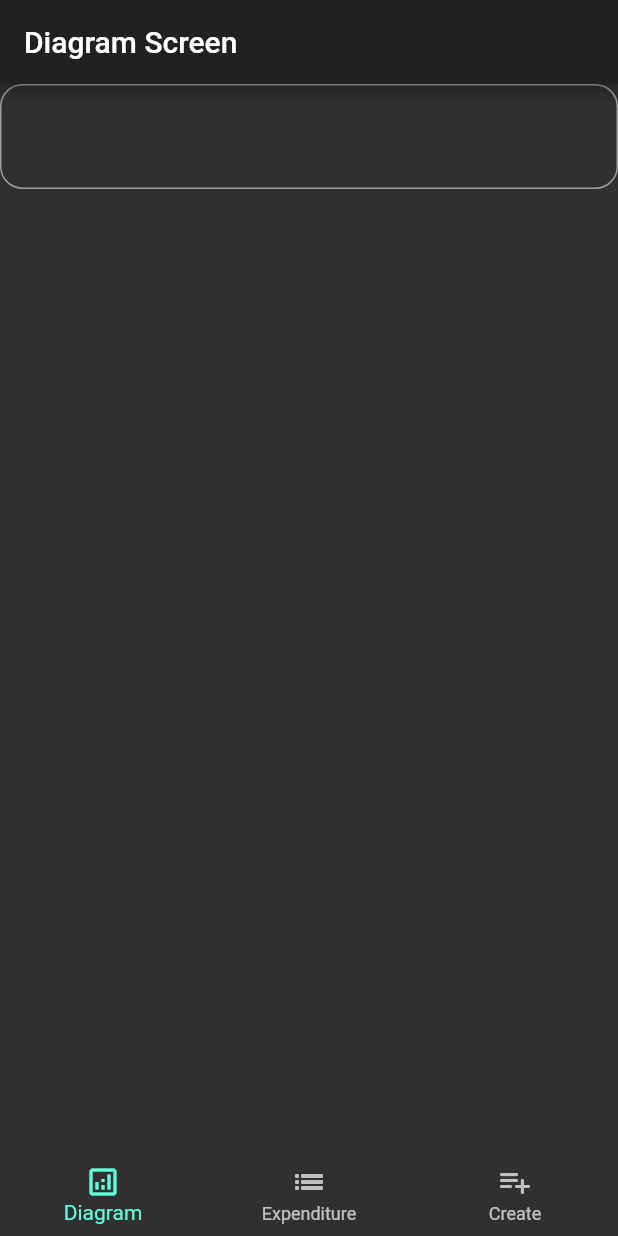
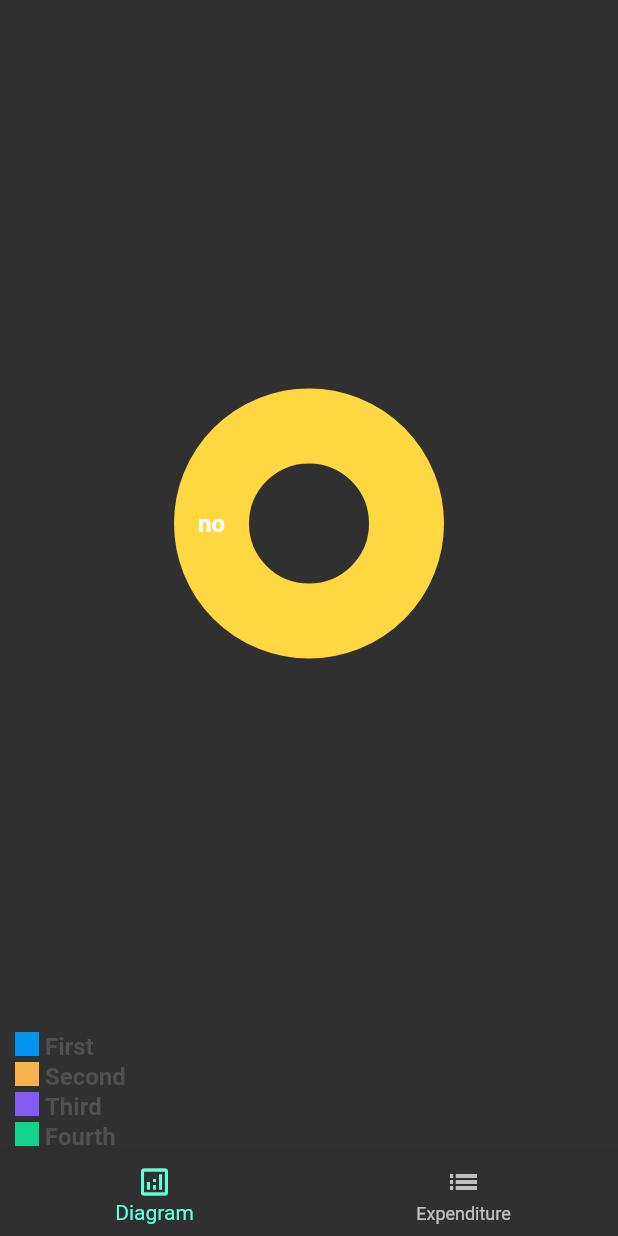
Before and after one commit to LinkCore/expenditure, a Flutter app: the EditExpenditureScreen screen opened directly with empty values, after a tap on the "delete" icon, on a phone screen of 412 x 824 dp. Run offline on Flutter 3.47's test engine with Material 2 defaults, Android fonts, the phone set to English and light mode, and no system bars; drawn by our look-alikes of fl_chart; our stand-ins replace flutter_bloc.

Commit message:
Diagram working

```diff
--- a/lib/models/expenditure.dart
+++ b/lib/models/expenditure.dart
@@ -2,10 +2,10 @@ import 'package:expenditure/models/type_expenditure.dart';
 import 'categories.dart';
 
 class Expenditure{
-  double? spend;
+  double spend;
   DateTime date;
   Categories categories;
   ExpenditureType expenditureType;
 
-  Expenditure({this.spend, required this.date, required this.categories, required this.expenditureType});
+  Expenditure({required this.spend, required this.date, required this.categories, required this.expenditureType});
 }
--- a/lib/screen/diagram_screen.dart
+++ b/lib/screen/diagram_screen.dart
@@ -1,26 +1,145 @@
+import 'package:expenditure/bloc/expenditures/expenditures_bloc.dart';
+import 'package:expenditure/models/categories.dart';
+import 'package:expenditure/models/expenditure.dart';
+import 'package:expenditure/widgets/indicator_widget.dart';
+import 'package:fl_chart/fl_chart.dart';
 import 'package:flutter/material.dart';
+import 'package:flutter_bloc/flutter_bloc.dart';
 
-class DiagramExpenditureScreen extends StatefulWidget {
+class PieChartSample2 extends StatefulWidget {
   @override
-  State<StatefulWidget> createState() {
-    return _DiagramExpenditureScreenState();
-  }
+  State<StatefulWidget> createState() => PieChart2State();
 }
 
-class _DiagramExpenditureScreenState extends State<DiagramExpenditureScreen> {
+class PieChart2State extends State {
+  int touchedIndex = -1;
+
+  @override
+  void initState() {
+    super.initState();
+  }
 
   @override
   Widget build(BuildContext context) {
-    return Scaffold(
-        appBar: AppBar(
-          title: Text("Diagram Screen"),
+    List<PieChartSectionData> showingSections() {
+      List<PieChartSectionData> diagramArrayWidget = [];
+
+      Map<Categories, double> diagramData = {
+        Categories.PERMANENT: 0.0,
+        Categories.CLOTH: 0.0,
+        Categories.PRODUCT: 0.0,
+        Categories.TRANSPORT: 0.0,
+        Categories.ENTERTAINMENT: 0.0,
+        Categories.CAFE: 0.0,
+        Categories.HEALTH: 0.0,
+        Categories.FAMILY: 0.0,
+        Categories.PRESENTS: 0.0,
+        Categories.SAVE: 0.0
+      };
+
+      for (Expenditure expend in context.read<ExpenditureBloc>().state) {
+        diagramData[expend.categories] =
+            diagramData[expend.categories]! + expend.spend;
+      }
+
+      for (int i = 0; i < diagramData.length; i++) {
+        if (diagramData[Categories.values[i]] != 0.0) {
+          final isTouched = i == touchedIndex;
+          final fontSize = isTouched ? 25.0 : 16.0;
+          final radius = isTouched ? 60.0 : 50.0;
+          PieChartSectionData data = PieChartSectionData(
+            color: categoriesToColor[diagramData.keys.elementAt(i)],
+            value: diagramData[Categories.values[i]],
+            title: categoriesToString[diagramData.keys.toList()[i]],
+            radius: radius,
+            titleStyle: TextStyle(
+                fontSize: fontSize,
+                fontWeight: FontWeight.bold,
+                color: const Color(0xffffffff)),
+          );
+          diagramArrayWidget.add(data);
+        }
+      }
+      if (diagramArrayWidget.length == 0) {
+        final isTouched = 0 == touchedIndex;
+        final fontSize = isTouched ? 25.0 : 16.0;
+        final radius = isTouched ? 60.0 : 50.0;
+        PieChartSectionData data = PieChartSectionData(
+          color: Colors.amberAccent,
+          value: 100,
+          title: "no",
+          radius: radius,
+          titleStyle: TextStyle(
+              fontSize: fontSize,
+              fontWeight: FontWeight.bold,
+              color: const Color(0xffffffff)),
+        );
+        diagramArrayWidget.add(data);
+      }
+
+      return diagramArrayWidget;
+    }
+
+    return BlocBuilder<ExpenditureBloc, List<Expenditure>>(
+        builder: (context, state) {
+      return Container(
+        margin: EdgeInsets.only(left: 10, right: 10, top: 10),
+        child: Column(
+          children: <Widget>[
+            Expanded(
+              child: PieChart(
+                PieChartData(
+                    pieTouchData: PieTouchData(
+                        touchCallback: (FlTouchEvent event, pieTouchResponse) {
+                      setState(() {
+                        if (!event.isInterestedForInteractions ||
+                            pieTouchResponse == null ||
+                            pieTouchResponse.touchedSection == null) {
+                          touchedIndex = -1;
+                          return;
+                        }
+                        touchedIndex = pieTouchResponse
+                            .touchedSection!.touchedSectionIndex;
+                      });
+                    }),
+                    borderData: FlBorderData(
+                      show: false,
+                    ),
+                    sectionsSpace: 0,
+                    centerSpaceRadius: 40,
+                    sections: showingSections()),
+              ),
+            ),
+            Column(
+              mainAxisSize: MainAxisSize.max,
+              mainAxisAlignment: MainAxisAlignment.end,
+              crossAxisAlignment: CrossAxisAlignment.start,
+              children: const <Widget>[
+                Indicator(
+                  color: Color(0xff0293ee),
+                  text: 'First',
+                  isSquare: true,
+                ),
+                Indicator(
+                  color: Color(0xfff8b250),
+                  text: 'Second',
+                  isSquare: true,
+                ),
+                Indicator(
+                  color: Color(0xff845bef),
+                  text: 'Third',
+                  isSquare: true,
+                ),
+                Indicator(
+                  color: Color(0xff13d38e),
+                  text: 'Fourth',
+                  isSquare: true,
+                ),
+              ],
+            ),
+          ],
         ),
-        body: Container(
-            height: 70,
-            padding: EdgeInsets.only(left: 16, right: 16),
-            decoration: BoxDecoration(
-              border: Border.all(color: Colors.grey, width: 1),
-              borderRadius: BorderRadius.circular(15),
-            )));
+      );
+    });
   }
 }
--- a/lib/screen/my_home_page.dart
+++ b/lib/screen/my_home_page.dart
@@ -1,8 +1,6 @@
 import 'package:expenditure/screen/diagram_screen.dart';
 import 'package:expenditure/screen/expenditure_sceen.dart';
 import 'package:flutter/material.dart';
-
-import 'create_expenditure_screen.dart';
 
 class MyHomePage extends StatefulWidget {
   @override
@@ -16,9 +14,8 @@ class _MyHomePageState extends State<MyHomePage> {
 
 int _currentIndex = 0;
 List<Widget> _children = [
-  DiagramExpenditureScreen(),
+  PieChartSample2(),
   ExpenditureWidgetScreen(),
-  CreateExpenditureScreen(),
 ];
 
 void onTabTapped(int index){
@@ -44,10 +41,6 @@ void onTabTapped(int index){
           icon: new Icon(Icons.list_sharp),
           title: new Text('Expenditure'),
         ),
-        BottomNavigationBarItem(
-          icon: new Icon(Icons.playlist_add_rounded),
-          title: new Text('Create'),
-        ),
       ],
     ),
     );
--- /dev/null
+++ b/lib/widgets/indicator_widget.dart
@@ -0,0 +1,42 @@
+import 'package:flutter/material.dart';
+
+class Indicator extends StatelessWidget {
+  final Color color;
+  final String text;
+  final bool isSquare;
+  final double size;
+  final Color textColor;
+
+  const Indicator({
+    Key? key,
+    required this.color,
+    required this.text,
+    required this.isSquare,
+    this.size = 16,
+    this.textColor = const Color(0xff505050),
+  }) : super(key: key);
+
+  @override
+  Widget build(BuildContext context) {
+    return Row(
+      children: <Widget>[
+        Container(
+          margin: EdgeInsets.only(bottom: 4),
+          width: size,
+          height: size,
+          decoration: BoxDecoration(
+            shape: isSquare ? BoxShape.rectangle : BoxShape.circle,
+            color: color,
+          ),
+        ),
+        const SizedBox(
+          width: 4,
+        ),
+        Text(
+          text,
+          style: TextStyle(fontSize: 16, fontWeight: FontWeight.bold, color: textColor),
+        )
+      ],
+    );
+  }
+}
--- a/pubspec.yaml
+++ b/pubspec.yaml
@@ -26,6 +26,8 @@ dependencies:
 
   flutter_bloc: ^7.2.0
   intl: ^0.17.0
+  fl_chart: ^0.40.0
+  page_indicator: ^0.2.0
 
 
   # The following adds the Cupertino Icons font to your application.
```
Also changed, not shown: lib/models/categories.dart (+17 -0 lines), pubspec.lock.
